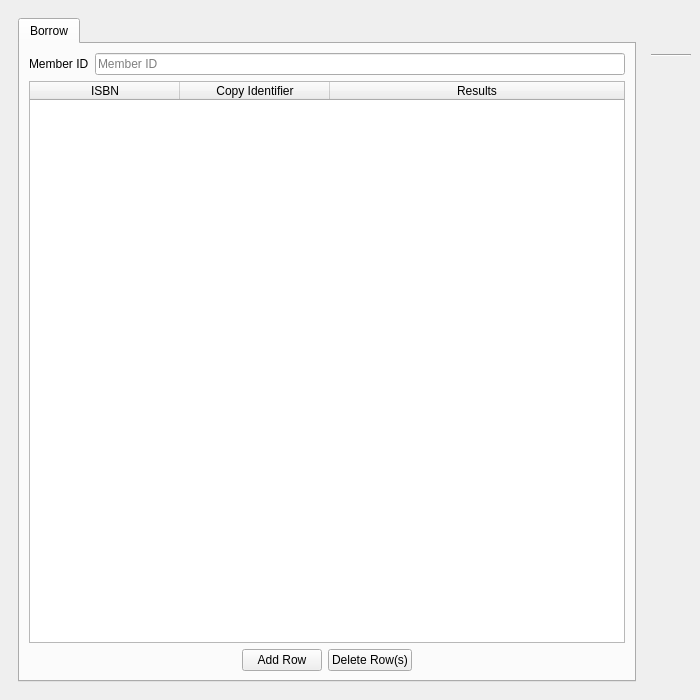
Qt form UI/biblioteq_batch_activities_browser.ui (textbrowser/biblioteq) before a commit.
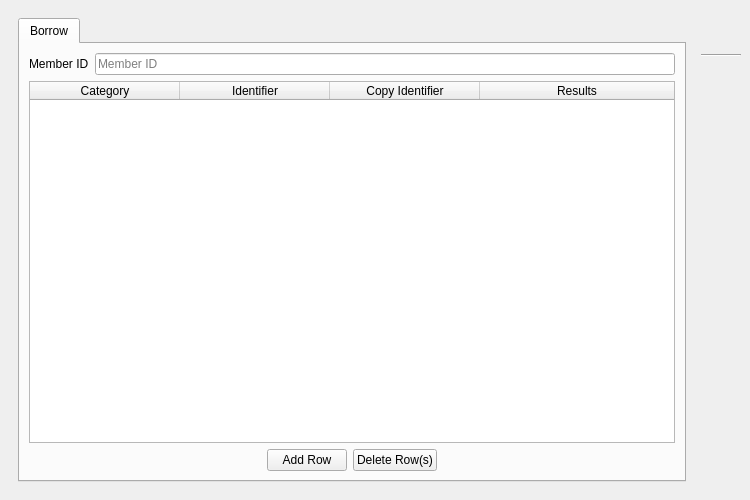
The same form after that commit. Icons and pictures are not drawn.

Commit message: Batch activities.

```diff
--- a/UI/biblioteq_batch_activities_browser.ui
+++ b/UI/biblioteq_batch_activities_browser.ui
@@ -6,8 +6,8 @@
    <rect>
     <x>0</x>
     <y>0</y>
-    <width>700</width>
-    <height>700</height>
+    <width>750</width>
+    <height>500</height>
    </rect>
   </property>
   <property name="windowTitle">
@@ -81,7 +81,12 @@
              </attribute>
              <column>
               <property name="text">
-               <string>ISBN</string>
+               <string>Category</string>
+              </property>
+             </column>
+             <column>
+              <property name="text">
+               <string>Identifier</string>
               </property>
              </column>
              <column>
```
Left out of the diff: 3 changed lines with no effect on the pictures. The commit also changes 1 other file.
